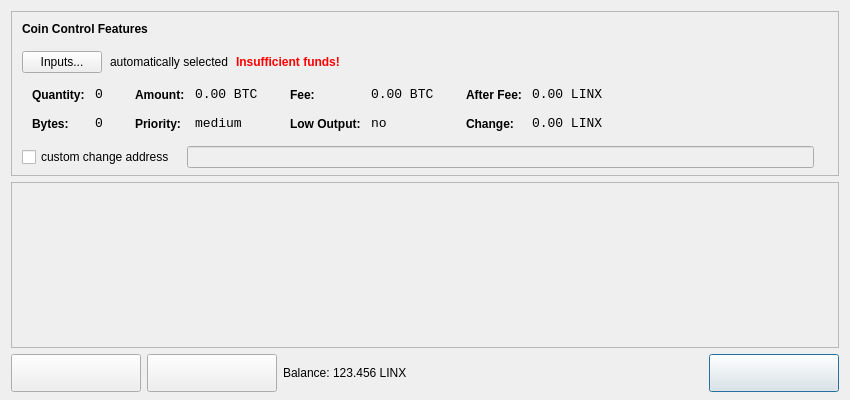
The window that src/qt/forms/sendcoinsdialog.ui (linX-project/linX) describes before a commit, drawn with Qt 5.
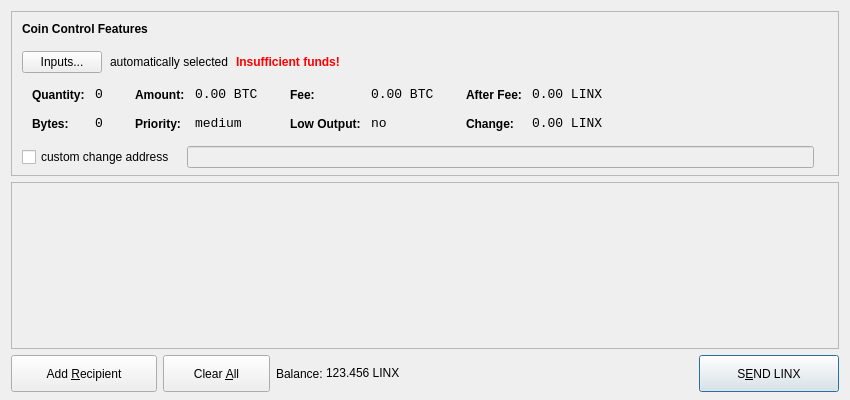
The same window after the commit. Icons and pictures are not drawn.

Patch:
```diff
--- a/src/qt/forms/sendcoinsdialog.ui
+++ b/src/qt/forms/sendcoinsdialog.ui
@@ -635,7 +635,7 @@
         <x>0</x>
         <y>0</y>
         <width>830</width>
-        <height>158</height>
+        <height>159</height>
        </rect>
       </property>
       <layout class="QVBoxLayout" name="verticalLayout_2">
@@ -681,15 +681,19 @@
       <widget class="QPushButton" name="addButton">
        <property name="minimumSize">
         <size>
-         <width>130</width>
-         <height>38</height>
+         <width>146</width>
+         <height>37</height>
         </size>
        </property>
        <property name="toolTip">
         <string>Send to multiple recipients at once</string>
        </property>
        <property name="text">
-        <string/>
+        <string>Add &amp;Recipient</string>
+       </property>
+       <property name="icon">
+        <iconset resource="../bitcoin.qrc">
+         <normaloff>:/icons/add</normaloff>:/icons/add</iconset>
        </property>
        <property name="autoDefault">
         <bool>false</bool>
@@ -706,13 +710,20 @@
        </property>
        <property name="minimumSize">
         <size>
-         <width>130</width>
-         <height>38</height>
+         <width>107</width>
+         <height>37</height>
         </size>
        </property>
        <property name="toolTip">
         <string>Remove all transaction fields</string>
        </property>
+       <property name="text">
+        <string>Clear &amp;All</string>
+       </property>
+       <property name="icon">
+        <iconset resource="../bitcoin.qrc">
+         <normaloff>:/icons/remove</normaloff>:/icons/remove</iconset>
+       </property>
        <property name="autoRepeatDelay">
         <number>300</number>
        </property>
@@ -765,13 +776,20 @@
       <widget class="QPushButton" name="sendButton">
        <property name="minimumSize">
         <size>
-         <width>130</width>
-         <height>38</height>
+         <width>140</width>
+         <height>37</height>
         </size>
        </property>
        <property name="toolTip">
         <string>Confirm the send action</string>
        </property>
+       <property name="text">
+        <string>S&amp;END LINX</string>
+       </property>
+       <property name="icon">
+        <iconset resource="../bitcoin.qrc">
+         <normaloff>:/icons/send</normaloff>:/icons/send</iconset>
+       </property>
        <property name="default">
         <bool>true</bool>
        </property>
```
Left out of the diff: 4 changed lines with no effect on the pictures.
